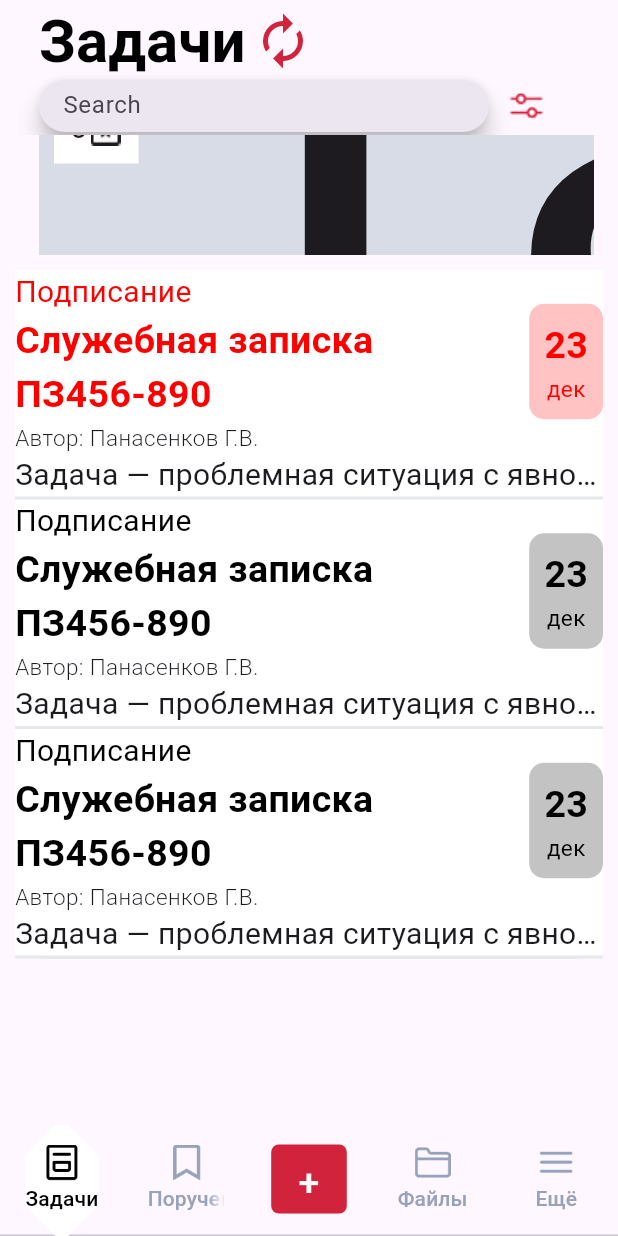
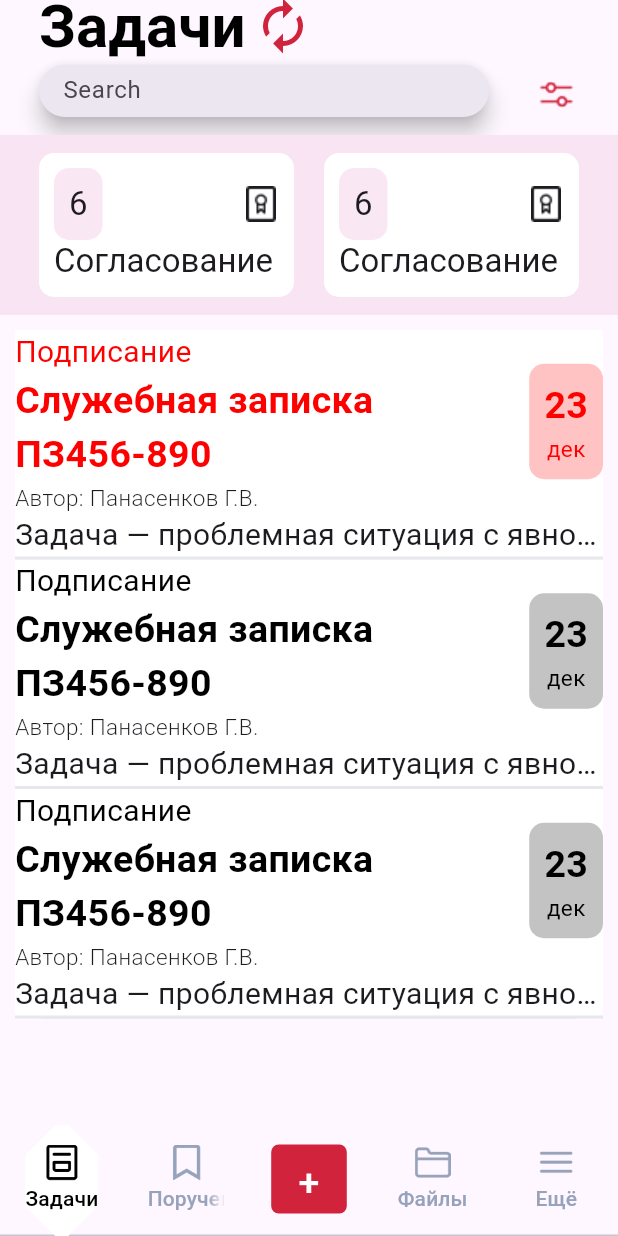
Before and after one commit to MikeTsvirkunov/TerraLinkFlutterTest, a Flutter app: the screen it shows after launch, on a phone screen of 412 x 824 dp. Run offline on Flutter 3.47's test engine with Material 3 defaults, Android fonts, the phone set to English and light mode, and no system bars.

Commit message:
MaketOfTaskBlock

```diff
--- a/lib/pages/task_page/horizontall_container/horizontal_container.dart
+++ b/lib/pages/task_page/horizontall_container/horizontal_container.dart
@@ -1,38 +1,49 @@
 import 'package:flutter/material.dart';
 import 'package:flutter_application_terra_link_test/global.dart';
 
-class BlockTaskCounter extends StatefulWidget {
+class TaskCounterBlock extends StatefulWidget {
   final String name;
   final String counter;
   final String icon;
-  const BlockTaskCounter(this.name, this.counter, this.icon, {super.key});
+  const TaskCounterBlock(this.name, this.counter, this.icon, {super.key});
   @override
-  State<BlockTaskCounter> createState() => _BlockTaskCounterState();
+  State<TaskCounterBlock> createState() => _TaskCounterBlockState();
 }
 
-class _BlockTaskCounterState extends State<BlockTaskCounter> {
+class _TaskCounterBlockState extends State<TaskCounterBlock> {
   @override
   Widget build(BuildContext context) {
     return Container(
-      // height: ,
+      padding: const EdgeInsets.all(10),
+      margin: const EdgeInsets.all(10),
+      decoration: const BoxDecoration(
+        borderRadius: BorderRadius.all(Radius.circular(10)),
+        color: Colors.white
+      ),
+
       child: Column(
+        crossAxisAlignment: CrossAxisAlignment.start,
         children: [
-          Row(
+          SizedBox(
+            width: 150,
+            child: Row(
+              mainAxisAlignment: MainAxisAlignment.spaceBetween,
               children: [
                 Container(
                   decoration: const BoxDecoration(
-                  color: Colors.white,
-
+                    borderRadius: BorderRadius.all(Radius.circular(10)),
+                    color: Color.fromARGB(150, 244, 215, 235),
                   ),
-                child: SizedBox(
-                  child: Text(widget.counter)
+                  padding: const EdgeInsets.all(10),
+                  child: Text(widget.counter),
                 ),
-              ),
-              const Spacer(),
+                // Spacer(),
                 ImageIcon(AssetImage(widget.icon))
               ],
             )
-        ],
+          ),
+          Text(widget.name)
+        ]
       ),
     );
   }
--- a/lib/pages/task_page/horizontall_container/horizontal_scroll_bar.dart
+++ b/lib/pages/task_page/horizontall_container/horizontal_scroll_bar.dart
@@ -12,20 +12,25 @@ class _HorizontalScrollBarState extends State<HorizontalScrollBar> {
   Widget build(BuildContext context) {
     return SingleChildScrollView(
       scrollDirection: Axis.horizontal,
+
       child: Container(
-        // height: 300,
-        padding: const EdgeInsets.all(10),
+        width: double.maxFinite,
+        alignment: AlignmentDirectional.center,
+        // height: 100,
+        padding: const EdgeInsets.all(30),
         margin: const EdgeInsets.fromLTRB(10, 10, 10, 100),
         decoration: const BoxDecoration(
-            color: Color.fromARGB(255, 215, 220, 231),
+            color: Color.fromARGB(255, 205, 210, 221),
             borderRadius: BorderRadius.all(Radius.circular(20))),
         child: Row(
+          mainAxisAlignment: MainAxisAlignment.spaceBetween,
+          crossAxisAlignment: CrossAxisAlignment.center,
           children: <Widget>[
             Container(
               padding: const EdgeInsets.all(10),
               // height: 60,
-              // width: 50,
-              color: Colors.white,
+              width: 100,
+              color: Colors.green,
               child: const Column(
                 children: [
                   Row(
@@ -41,11 +46,11 @@ class _HorizontalScrollBarState extends State<HorizontalScrollBar> {
             ),
             const Text(
               "Task2",
-              textScaler: TextScaler.linear(20),
+              textScaler: TextScaler.linear(10),
             ),
             const Text(
               "Task3",
-                textScaler: TextScaler.linear(20),
+                textScaler: TextScaler.linear(10),
             )
           ],
         )
--- a/lib/pages/task_page/top_bar_colapseable.dart
+++ b/lib/pages/task_page/top_bar_colapseable.dart
@@ -1,6 +1,8 @@
 import 'package:flutter/material.dart';
 import 'horizontall_container/horizontal_scroll_bar.dart';
 import 'package:flutter_application_terra_link_test/pages/task_page/task_container.dart';
+import './horizontall_container/horizontal_scroll_bar2.dart';
+import './horizontall_container/horizontal_container.dart';
 
 class ColapseableAppBar extends StatefulWidget {
   const ColapseableAppBar({super.key});
@@ -27,73 +29,84 @@ class _ChangingAppBarState extends State<ColapseableAppBar> {
   @override
   Widget build(BuildContext context) {
     return Scaffold(
-
             appBar: AppBar(
               toolbarHeight: 90,
               title: Container(
                 padding: const EdgeInsets.all(10),
+                margin: const EdgeInsets.fromLTRB(0, 0, 0, 20),
                 child: Column(
+                    mainAxisAlignment: MainAxisAlignment.spaceBetween,
                     children: [
                       AnimatedContainer(
                           duration: const Duration(milliseconds: 250),
-              alignment:  _scrollPosition == 0 ? Alignment.topLeft : Alignment.topCenter,
+                          alignment: _scrollPosition == 0
+                              ? Alignment.topLeft
+                              : Alignment.topCenter,
                           child: Wrap(
-                runAlignment: WrapAlignment.center,
+                            // runAlignment: WrapAlignment.center,
                             // crossAxisAlignment: WrapCrossAlignment.center,
                             children: [
-                  Text(
-                    'Задачи',
+                              Text('Задачи',
                                   style: TextStyle(
                                       fontSize: _scrollPosition == 0 ? 40 : 22,
                                       color: Colors.black,
-                      fontWeight: FontWeight.bold
-                    )
-                  ),
+                                      fontWeight: FontWeight.bold)),
                               SizedBox(
                                   height: 0,
                                   child: IconButton(
-                      onPressed: ()=>{},
+                                    onPressed: () => {},
                                     padding: const EdgeInsets.all(5),
-                      icon: Icon(Icons.autorenew, size: _scrollPosition == 0 ? 40 : 22, color: const Color.fromARGB(255, 210, 35, 60)),
-                    )
-                  )
+                                    icon: Icon(Icons.autorenew,
+                                        size: _scrollPosition == 0 ? 40 : 22,
+                                        color: const Color.fromARGB(
+                                            255, 210, 35, 60)),
+                                  ))
                             ],
-              )
-            ),
+                          )),
                       const Row(
+                          mainAxisAlignment: MainAxisAlignment.spaceBetween,
+                          crossAxisAlignment: CrossAxisAlignment.end,
                           children: [
                             SizedBox(
                                 height: 35,
                                 width: 300,
                                 child: SearchBar(
                                   hintText: 'Search',
-                  )
-                ),
+                                )),
                             Spacer(),
                             // Icon(Icons.tune, color: Color.fromARGB(255, 210, 35, 60),),
-                ImageIcon(AssetImage('assets/images/icons/filter.png'), size: 30, color: Color.fromARGB(255, 210, 35, 60),),
-                Spacer(flex: 2,)
-
-              ]
+                            ImageIcon(
+                              AssetImage('assets/images/icons/filter.png'),
+                              size: 30,
+                              color: Color.fromARGB(255, 210, 35, 60),
                             ),
-          ]
+                            // Spacer(flex: 2,)
+                          ]),
+                    ]),
               ),
             ),
+            body: Scaffold(
+              appBar: AppBar(
+                backgroundColor: Color.fromARGB(150, 244, 215, 235),
+                toolbarHeight: 120,
+                title: const SingleChildScrollView(
+                  scrollDirection: Axis.horizontal,
+                  child: Row(
+                    crossAxisAlignment: CrossAxisAlignment.center,
+                    mainAxisAlignment: MainAxisAlignment.spaceBetween,
+                    children: [
+                      TaskCounterBlock('Согласование', '6', 'assets/images/icons/Union.png'),
+                      TaskCounterBlock('Согласование', '6', 'assets/images/icons/Union.png'),
+                      TaskCounterBlock('Согласование', '6', 'assets/images/icons/Union.png'),
+                    ],
                   ),
-      body: Container(
-        decoration: const BoxDecoration(
-          color: Color.fromARGB(255, 238, 240, 244),
-        ),
-
-        child: Scaffold(
-          appBar: AppBar(
-            title: const HorizontalScrollBar(),
-            toolbarHeight: 80,
-
+                ) // const HorizontalScrollBar(),
+                // bottom: PreferredSize(preferredSize: Size(double.maxFinite, 100), child: TabBarExample())
+                // toolbarHeight: 300,
               ),
               body: TaskContainer(_scrollController),
             )
-      )
+
         // ListView(
         // controller: _scrollController,
         // children: [],
```
Also changed, not shown: lib/pages/task_page/horizontall_container/horizontal_scroll_bar2.dart (added, +26 -0 lines). Lines whose indentation alone changed are shown as unchanged.
